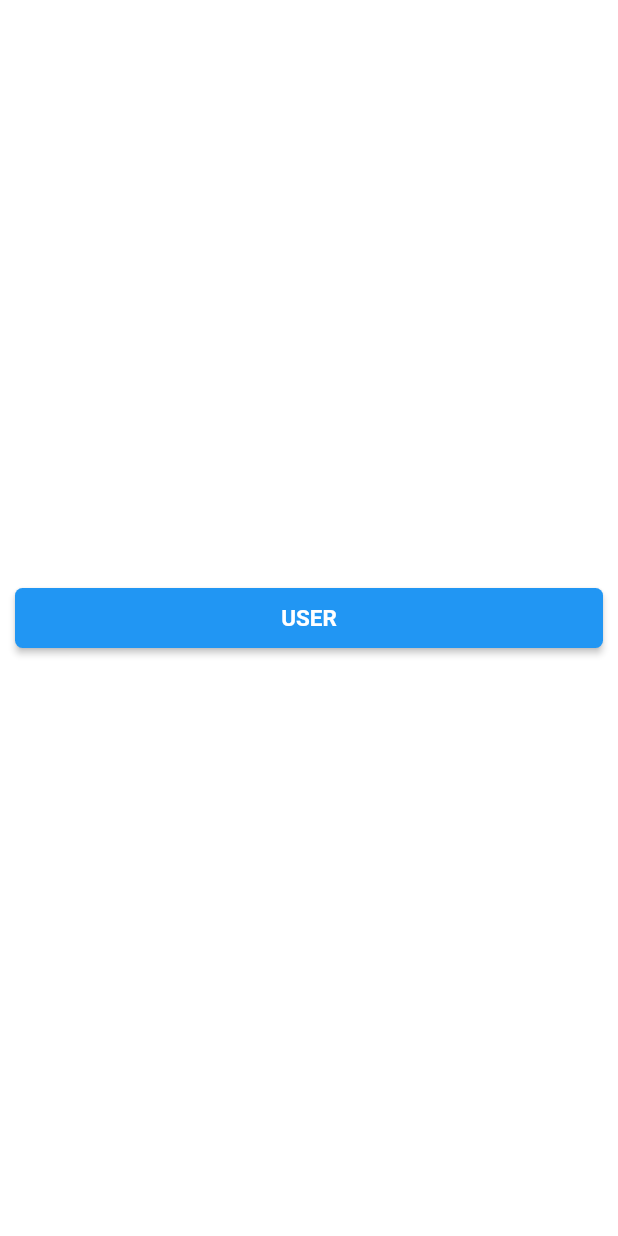
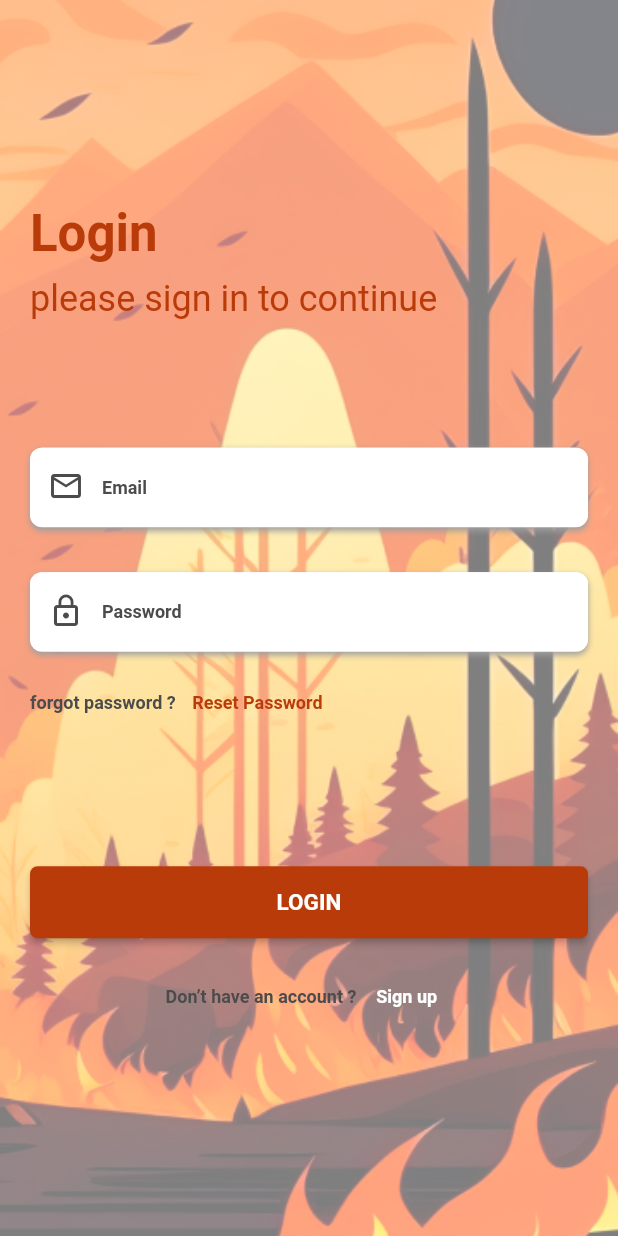
Before and after one commit to sedky10/flame_winners, a Flutter app: the screen it shows after launch, on a phone screen of 412 x 824 dp. Run offline on Flutter 3.47's test engine with Material 2 defaults, Android fonts, the phone set to English and light mode, and no system bars; our stand-ins replace firebase_auth, firebase_core, flutter_screenutil; accounts and stored records are empty; Roboto replaces fonts that are missing (Rubic).

Commit message:
login screen

```diff
--- /dev/null
+++ b/lib/controller/providers/obscure_provider.dart
@@ -0,0 +1,12 @@
+import 'package:flutter/cupertino.dart';
+
+class ObscureProvider extends ChangeNotifier {
+  bool _isObscure = false;
+
+  bool get isObscure => _isObscure;
+
+  set isObscure(bool value) {
+    _isObscure = value;
+    notifyListeners();
+  }
+}
--- /dev/null
+++ b/lib/data/network/firebase_auth_services/firebase_auth_services.dart
@@ -0,0 +1,14 @@
+/*
+import 'package:firebase_auth/firebase_auth.dart';
+import 'package:flutter/material.dart';
+
+import '../../../view/global/util/colors.dart';
+import '../../../view/screens/navigation/navigation.dart';
+
+class FirebaseAuthServices {
+
+
+  Future<void> login(String email, String password,
+      BuildContext context) async {
+
+}*/
--- a/lib/view/global/util/images.dart
+++ b/lib/view/global/util/images.dart
@@ -1,3 +1,4 @@
 class AssetsImages{
-
+static String logoImage = "assets/images/logoImage.png";
+static String backGround = "assets/images/backGround.png";
 }
--- /dev/null
+++ b/lib/view/global/util/validation.dart
@@ -0,0 +1,63 @@
+class FormValidators {
+
+  static String? validateName(String? name) {
+    if (name == null || name.isEmpty) {
+      return 'Please enter a name';
+    }
+
+    final RegExp nameRegex = RegExp(r'^[A-Za-z\s]+$');
+
+    if (!nameRegex.hasMatch(name)) {
+      return 'Invalid name. Please use letters and spaces only';
+    }
+
+    return null; // Name is valid
+  }
+
+
+  static String? validateEmail(String? email) {
+    if (email == null || email.isEmpty) {
+      return 'Please enter an email address';
+    }
+
+    if (!email.contains('@') || email.indexOf('@') == 0) {
+      return 'Invalid email address.';
+    }
+
+    final dotIndex = email.lastIndexOf('.');
+    if (dotIndex == -1 || dotIndex <= email.indexOf('@')) {
+      return 'Invalid email address.';
+    }
+
+    return null; // Email is valid
+  }
+
+
+  static String? validatePhoneNumber(String? phoneNumber) {
+    if (phoneNumber == null || phoneNumber.isEmpty) {
+      return 'Please enter a phone number';
+    }
+
+    final RegExp phoneRegex = RegExp(r'^\d{10,15}$');
+
+    if (!phoneRegex.hasMatch(phoneNumber)) {
+      return 'Invalid phone number. Please enter a valid phone number.';
+    }
+
+    return null; // Phone number is valid
+  }
+
+
+  static String? validatePassword(String? password) {
+    if (password == null || password.isEmpty) {
+      return 'Please enter a password';
+    }
+
+    if (password.length < 8) {
+      return 'Password must be at least 8 characters long';
+    }
+
+    return null; //
+  }
+
+}
--- a/lib/view/screens/auth/auth_screen.dart
+++ /dev/null
@@ -1,34 +0,0 @@
-import 'package:flame_winners/view/screens/navigation/navigation.dart';
-import 'package:flame_winners/view/widgets/custom_button.dart';
-import 'package:flutter/material.dart';
-
-class AuthScreen extends StatefulWidget {
-  const AuthScreen({super.key});
-
-  @override
-  State<AuthScreen> createState() => _AuthScreenState();
-}
-
-class _AuthScreenState extends State<AuthScreen> {
-  @override
-  Widget build(BuildContext context) {
-    return Scaffold(
-      body: Container(
-        width: MediaQuery.of(context).size.width,
-        child: Column(
-          mainAxisAlignment: MainAxisAlignment.center,
-          children: [
-            CustomButton(
-              text: 'USER',
-              height: 40,
-              width: MediaQuery.of(context).size.width - 20,
-              onTap: (){
-                Navigator.push(context, MaterialPageRoute(builder: (context)=>NavigationScreen()));
-              },
-            )
-          ],
-        ),
-      ),
-    );
-  }
-}
--- /dev/null
+++ b/lib/view/screens/auth/login_screen.dart
@@ -0,0 +1,230 @@
+
+import 'package:firebase_auth/firebase_auth.dart';
+import 'package:flame_winners/data/network/firebase_auth_services/firebase_auth_services.dart';
+import 'package:flame_winners/view/global/util/images.dart';
+import 'package:flame_winners/view/screens/navigation/navigation.dart';
+import 'package:flame_winners/view/widgets/custom_button.dart';
+import 'package:flame_winners/view/widgets/custom_text_form_field.dart';
+import 'package:flutter/material.dart';
+import '../../global/util/colors.dart';
+import '../../global/util/custom_fonts.dart';
+import '../../global/util/validation.dart';
+
+class LoginScreen extends StatefulWidget {
+  LoginScreen({super.key});
+
+  @override
+  State<LoginScreen> createState() => _LoginScreenState();
+}
+
+class _LoginScreenState extends State<LoginScreen> {
+  final GlobalKey<FormState> _formKey = GlobalKey<FormState>();
+
+  TextEditingController emailController = TextEditingController();
+
+  TextEditingController passwordController = TextEditingController();
+
+  @override
+  Widget build(BuildContext context) {
+    return Scaffold(
+      body: Form(
+        key: _formKey,
+        child: SingleChildScrollView(
+          child: Stack(
+            children: [
+              SizedBox(
+                width: MediaQuery.of(context).size.width,
+                height: MediaQuery.of(context).size.height,
+                child: Image.asset(
+                  AssetsImages.backGround,
+                  fit: BoxFit.cover,
+                ),
+              ),
+              Container(
+                padding: const EdgeInsets.symmetric(horizontal: 20),
+                width: MediaQuery.of(context).size.width,
+                height: MediaQuery.of(context).size.height,
+                child: Column(
+                  crossAxisAlignment: CrossAxisAlignment.start,
+                  mainAxisAlignment: MainAxisAlignment.center,
+                  children: [
+                    Text(
+                      "Login",
+                      style: heading1Bold.copyWith(
+                        color: ColorResources.primaryColor,
+                      ),
+                    ),
+                    const SizedBox(
+                      height: 10,
+                    ),
+                    Text(
+                      "please sign in to continue",
+                      style: heading2.copyWith(
+                        color: ColorResources.primaryColor,
+                      ),
+                    ),
+                    const SizedBox(
+                      height: 85,
+                    ),
+                    CustomTextForm(
+                        validator: FormValidators.validateEmail,
+                        controller: emailController,
+                        prefixIcon: Icons.email_outlined,
+                        hintText: "Email"),
+                    const SizedBox(
+                      height: 30,
+                    ),
+                    CustomTextForm(
+                        validator: FormValidators.validatePassword,
+                        controller: passwordController,
+                        prefixIcon: Icons.lock_outline,
+                        hintText: "Password"),
+                    const SizedBox(
+                      height: 10,
+                    ),
+                    Row(children: [
+                      Text(
+                        "forgot password ?",
+                        style: bodyTitleMediumBold.copyWith(
+                          color: ColorResources.bailColor,
+                        ),
+                      ),
+                      TextButton(
+                        onPressed: () {},
+                        child: Text(
+                          " Reset Password",
+                          style: bodyTitleMediumBold.copyWith(
+                            color: ColorResources.primaryColor,
+                          ),
+                        ),
+                      ),
+                    ]),
+                    const SizedBox(
+                      height: 85,
+                    ),
+                    CustomButton(
+                        text: 'LOGIN',
+                        onTap: () async {
+                          await onButtonSubmit(context);
+                        }),
+                    const SizedBox(
+                      height: 15,
+                    ),
+                    Row(mainAxisAlignment: MainAxisAlignment.center, children: [
+                      Text(
+                        "Don’t have an account ?",
+                        style: bodyTitleMediumBold.copyWith(
+                          color: ColorResources.bailColor,
+                        ),
+                      ),
+                      TextButton(
+                        onPressed: () {},
+                        child: Text(
+                          " Sign up",
+                          style: bodyTitleMediumBold.copyWith(
+                            color: ColorResources.whiteColor,
+                          ),
+                        ),
+                      ),
+                    ]),
+                  ],
+                ),
+              ),
+            ],
+          ),
+        ),
+      ),
+    );
+  }
+
+  onButtonSubmit(context) async {
+    if (_formKey.currentState!.validate()) {
+      try {
+         UserCredential credential = await FirebaseAuth.instance.signInWithEmailAndPassword(
+          email: emailController.text.trim(),
+          password: passwordController.text.trim(),
+        );
+
+        if (credential.user != null) {
+          // Sign-in was successful
+          ScaffoldMessenger.of(context).showSnackBar(
+            const SnackBar(
+              content: Text(
+                'تم تسجيل الدخول بنجاح',
+                textDirection: TextDirection.rtl,
+              ),
+              backgroundColor: ColorResources.primaryColor,
+            ),
+          );
+
+          Navigator.pushReplacement(
+            context,
+            MaterialPageRoute(
+              builder: (context) => const NavigationScreen(),
+            ),
+          );
+        } else {
+          // Handle the case where credential.user is null
+          ScaffoldMessenger.of(context).showSnackBar(
+            const SnackBar(
+              content: Text(
+                'تعذر تسجيل الدخول. البريد الإلكتروني أو كلمة المرور غير صحيحة.',
+                textDirection: TextDirection.rtl,
+              ),
+              backgroundColor: ColorResources.primaryColor,
+            ),
+          );
+        }
+      } catch (e) {
+        // Handle specific Firebase exceptions
+        if (e is FirebaseAuthException) {
+          if (e.code == 'user-not-found') {
+            ScaffoldMessenger.of(context).showSnackBar(
+              const SnackBar(
+                content: Text(
+                  'المستخدم غير موجود',
+                  textDirection: TextDirection.rtl,
+                ),
+                backgroundColor: ColorResources.primaryColor,
+              ),
+            );
+          } else if (e.code == 'wrong-password') {
+            ScaffoldMessenger.of(context).showSnackBar(
+              const SnackBar(
+                content: Text(
+                  'كلمة المرور غير صحيحة',
+                  textDirection: TextDirection.rtl,
+                ),
+                backgroundColor: ColorResources.primaryColor,
+              ),
+            );
+          } else {
+            print("--------------------->${e.code.toString()}");
+            print("--------------------->${e.credential.toString()}");
+            // Handle other Firebase exceptions if necessary
+            ScaffoldMessenger.of(context).showSnackBar(
+              const SnackBar(
+                content: Text(
+                  'حدث خطأ داخلي. يرجى المحاولة مرة أخرى في وقت لاحق.',
+                  textDirection: TextDirection.rtl,
+                ),
+                backgroundColor: ColorResources.primaryColor,
+              ),
+            );
+          }
+        } else {
+          // Handle non-Firebase exceptions if necessary
+          ScaffoldMessenger.of(context).showSnackBar(
+            const SnackBar(
+              content: Text(
+                'حدث خطأ غير متوقع. يرجى المحاولة مرة أخرى في وقت لاحق.',
+                textDirection: TextDirection.rtl,
+              ),
+              backgroundColor: ColorResources.primaryColor,
+            ),
+          );
+        }
+      }
+    }
+  }
+}
--- a/lib/view/widgets/custom_button.dart
+++ b/lib/view/widgets/custom_button.dart
@@ -12,7 +12,7 @@ class CustomButton extends StatelessWidget {
     super.key,
     required this.text,
     this.onTap,
-    this.backGroundColor,
+    this.backGroundColor = ColorResources.primaryColor,
     this.textColor=ColorResources.whiteColor,
     this.width= double.infinity,
     this.fontSize= 15,
--- /dev/null
+++ b/lib/view/widgets/custom_text_form_field.dart
@@ -0,0 +1,113 @@
+import 'package:flame_winners/controller/providers/obscure_provider.dart';
+import 'package:flutter/material.dart';
+import 'package:flutter_screenutil/flutter_screenutil.dart';
+import 'package:provider/provider.dart';
+
+import '../global/util/colors.dart';
+import '../global/util/custom_fonts.dart';
+
+class CustomTextForm extends StatelessWidget {
+  final TextEditingController controller;
+  final bool isPassword;
+  final String hintText;
+  final IconData? prefixIcon;
+  final IconData? suffixIcon;
+  final bool obscureText;
+  final bool autoFocus;
+  final TextInputType keyboardType;
+  final bool autocorrect;
+  final bool enabled;
+  final FormFieldValidator<String>? validator;
+  final ValueChanged<String>? onChanged;
+  final Color backgroundColor;
+  final BoxShadow boxShadow;
+
+  const CustomTextForm({super.key,
+    required this.controller,
+    this.hintText = '',
+    this.prefixIcon,
+    this.suffixIcon,
+    this.autoFocus= false,
+    this.obscureText = false,
+    this.keyboardType = TextInputType.text,
+    this.autocorrect = true,
+    this.enabled = true,
+    this.validator,
+    this.onChanged,
+    this.isPassword = false,
+    this.backgroundColor = ColorResources.greyColor,
+    this.boxShadow = const BoxShadow(
+      color: Colors.grey,
+      blurRadius: 3,
+      offset: Offset(0, 2),
+    ),
+  });
+
+  @override
+  Widget build(BuildContext context) {
+    return Stack(
+      children: [
+        Container(
+          height: 53.h,
+          decoration: BoxDecoration(
+            color: Colors.white,
+            borderRadius: BorderRadius.circular(8.0.r),
+            boxShadow: [boxShadow], // Apply the shadow here
+          ),
+        ),
+        TextFormField(
+          controller: controller,
+          cursorColor: ColorResources.primaryColor,
+          decoration: InputDecoration(
+            contentPadding: EdgeInsets.symmetric(vertical: 16.0.h, horizontal: 18.0.w),
+            hintText: hintText,
+            prefixIcon: prefixIcon != null ? Icon(prefixIcon,color: ColorResources.bailColor,) : null,
+            suffixIcon:
+            isPassword ?
+            Provider.of<ObscureProvider>(context,listen: false).isObscure ?
+            IconButton(icon: const Icon(Icons.visibility,color: ColorResources.greyColor,), onPressed: () {Provider.of<ObscureProvider>(context,listen: false).isObscure == false;},) :
+            IconButton(icon: const  Icon(Icons.visibility_off_outlined,color: ColorResources.primaryColor), onPressed: () {Provider.of<ObscureProvider>(context,listen: true).isObscure == false;
+
+            },) : null,
+            border: InputBorder.none,
+            filled: true,
+            fillColor: ColorResources.whiteColor,
+            hintStyle: bodyTitleMediumBold.copyWith(
+              color: ColorResources.bailColor,
+            ),
+            errorBorder: OutlineInputBorder(
+              borderSide: BorderSide.none,
+              borderRadius: BorderRadius.circular(8.0.r),
+            ),
+            disabledBorder: OutlineInputBorder(
+              borderSide: BorderSide.none,
+              borderRadius: BorderRadius.circular(8.0.r),
+            ),
+            focusedErrorBorder: OutlineInputBorder(
+              borderSide: BorderSide.none,
+              borderRadius: BorderRadius.circular(8.0.r),
+            ),
+            enabledBorder: OutlineInputBorder(
+              borderSide: BorderSide.none,
+              borderRadius: BorderRadius.circular(8.0.r),
+            ),
+            focusedBorder: OutlineInputBorder(
+              borderSide: BorderSide.none,
+              borderRadius: BorderRadius.circular(8.0.r),
+            ),
+          ),
+          onTapOutside: (event){
+            FocusManager.instance.primaryFocus?.unfocus();
+          },
+          obscureText: isPassword ?  Provider.of<ObscureProvider>(context).isObscure  : false,
+          keyboardType: keyboardType,
+          autocorrect: autocorrect,
+          autofocus: autoFocus,
+          enabled: enabled,
+          validator: validator,
+          onChanged: onChanged,
+        ),
+      ],
+    );
+  }
+}
--- a/pubspec.yaml
+++ b/pubspec.yaml
@@ -61,9 +61,9 @@ flutter:
   # the material Icons class.
   uses-material-design: true
   # To add assets to your application, add an assets section, like this:
-  # assets:
-  #   - images/a_dot_burr.jpeg
-  #   - images/a_dot_ham.jpeg
+
+  assets:
+    - assets/images/
   # An image asset can refer to one or more resolution-specific "variants", see
   # https://flutter.dev/assets-and-images/#resolution-aware
   # For details regarding adding assets from package dependencies, see
```
Also changed, not shown: lib/view/screens/auth/signup_screen.dart (added, +10 -0 lines), lib/view/screens/splash/splash_screen.dart (+4 -3 lines), assets/images/backGround.png (added), assets/images/logoImage.png (added), 1 other file.
